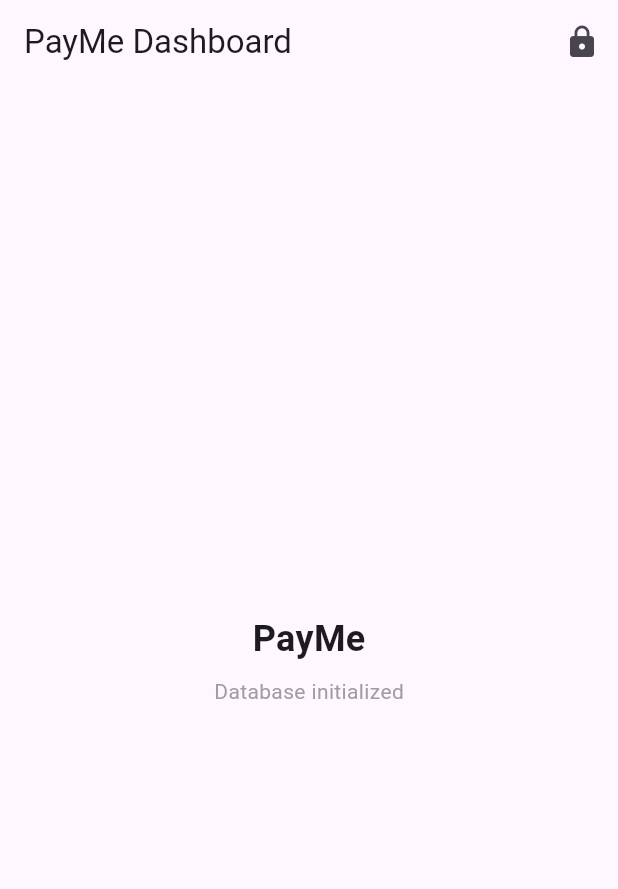
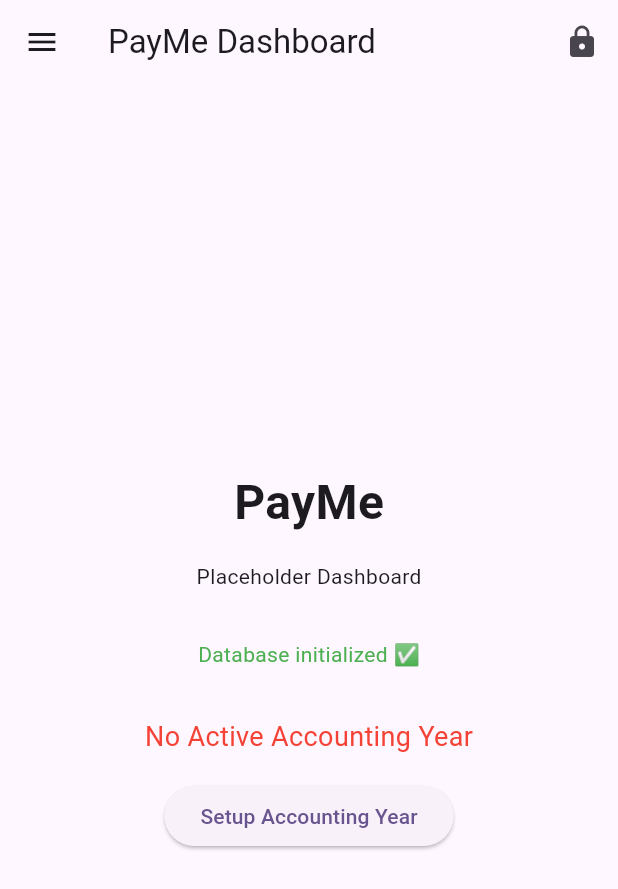
Before and after one commit to zBensadi/payme, a Flutter app: the PlaceholderHomeScreen screen opened by its route, on a phone screen of 412 x 824 dp. Shown: the top 889 px of the screen. Run offline on Flutter 3.47's test engine with Material 3 defaults, Android fonts, the phone set to English and light mode, and no system bars; our stand-ins replace flutter_riverpod, go_router, logger, sqflite, sqflite_common_ffi; missing offline and left inert: cryptography; accounts and stored records are empty; statements that could not run were skipped.

Commit message:
feat: implement Phase 3 Accounting Years

```diff
--- /dev/null
+++ b/lib/data/datasources/local/accounting_year_local_datasource.dart
@@ -0,0 +1,69 @@
+import 'package:sqflite/sqflite.dart';
+import '../../models/accounting_year_model.dart';
+
+class AccountingYearLocalDataSource {
+  final Database _db;
+
+  AccountingYearLocalDataSource(this._db);
+
+  Future<List<AccountingYearModel>> getAll() async {
+    final result = await _db.query('accounting_years', orderBy: 'name DESC');
+    return result.map((map) => AccountingYearModel.fromMap(map)).toList();
+  }
+
+  Future<AccountingYearModel?> getActive() async {
+    final result = await _db.query(
+      'accounting_years',
+      where: 'is_active = ?',
+      whereArgs: [1],
+      limit: 1,
+    );
+    if (result.isEmpty) return null;
+    return AccountingYearModel.fromMap(result.first);
+  }
+
+  Future<AccountingYearModel?> getById(String id) async {
+    final result = await _db.query(
+      'accounting_years',
+      where: 'id = ?',
+      whereArgs: [id],
+      limit: 1,
+    );
+    if (result.isEmpty) return null;
+    return AccountingYearModel.fromMap(result.first);
+  }
+
+  Future<void> create(AccountingYearModel year) async {
+    await _db.insert('accounting_years', year.toMap());
+  }
+
+  Future<void> rename(String id, String newName) async {
+    await _db.update(
+      'accounting_years',
+      {'name': newName, 'is_dirty': 1},
+      where: 'id = ?',
+      whereArgs: [id],
+    );
+  }
+
+  Future<void> setActive(String id) async {
+    await _db.transaction((txn) async {
+      // Ensure we switch active year transactionally
+      await txn.update('accounting_years', {'is_active': 0, 'is_dirty': 1});
+      await txn.update(
+        'accounting_years',
+        {'is_active': 1, 'is_dirty': 1},
+        where: 'id = ?',
+        whereArgs: [id],
+      );
+    });
+  }
+
+  Future<void> delete(String id) async {
+    await _db.delete(
+      'accounting_years',
+      where: 'id = ?',
+      whereArgs: [id],
+    );
+  }
+}
--- a/lib/presentation/features/dashboard/screens/placeholder_home_screen.dart
+++ b/lib/presentation/features/dashboard/screens/placeholder_home_screen.dart
@@ -1,15 +1,17 @@
 import 'package:flutter/material.dart';
 import 'package:flutter_riverpod/flutter_riverpod.dart';
+import 'package:go_router/go_router.dart';
 import '../../../../core/database/database_provider.dart';
 import '../../auth/controllers/auth_controller.dart';
+import '../../../providers/active_year_provider.dart';
 
 class PlaceholderHomeScreen extends ConsumerWidget {
   const PlaceholderHomeScreen({super.key});
 
   @override
   Widget build(BuildContext context, WidgetRef ref) {
-    // Ensuring the provider is watched
     final dbService = ref.watch(databaseProvider);
+    final activeYearAsync = ref.watch(activeYearProvider);
 
     return Scaffold(
       appBar: AppBar(
@@ -24,18 +26,64 @@ class PlaceholderHomeScreen extends ConsumerWidget {
           ),
         ],
       ),
+      drawer: Drawer(
+        child: ListView(
+          padding: EdgeInsets.zero,
+          children: [
+            const DrawerHeader(
+              decoration: BoxDecoration(color: Colors.blue),
+              child: Text('PayMe', style: TextStyle(color: Colors.white, fontSize: 24)),
+            ),
+            ListTile(
+              leading: const Icon(Icons.dashboard),
+              title: const Text('Dashboard'),
+              onTap: () => Navigator.pop(context),
+            ),
+            ListTile(
+              leading: const Icon(Icons.calendar_month),
+              title: const Text('Accounting Years'),
+              onTap: () {
+                Navigator.pop(context);
+                context.push('/accounting-years');
+              },
+            ),
+          ],
+        ),
+      ),
       body: Center(
         child: Column(
           mainAxisAlignment: MainAxisAlignment.center,
           children: [
-            const Text(
-              'PayMe',
-              style: TextStyle(fontSize: 24, fontWeight: FontWeight.bold),
-            ),
-            const SizedBox(height: 8),
-            Text(
-              dbService.db.isOpen ? 'Database initialized' : 'Database not ready',
-              style: const TextStyle(fontSize: 14, color: Colors.grey),
+            const Text('PayMe', style: TextStyle(fontSize: 32, fontWeight: FontWeight.bold)),
+            const SizedBox(height: 16),
+            const Text('Placeholder Dashboard'),
+            const SizedBox(height: 32),
+            if (dbService.db.isOpen)
+              const Text('Database initialized ✅', style: TextStyle(color: Colors.green))
+            else
+              const Text('Database not ready', style: TextStyle(color: Colors.orange)),
+            const SizedBox(height: 32),
+            activeYearAsync.when(
+              data: (year) {
+                if (year == null) {
+                  return Column(
+                    children: [
+                      const Text('No Active Accounting Year', style: TextStyle(color: Colors.red, fontSize: 18)),
+                      const SizedBox(height: 16),
+                      ElevatedButton(
+                        onPressed: () => context.push('/accounting-years'),
+                        child: const Text('Setup Accounting Year'),
+                      ),
+                    ],
+                  );
+                }
+                return Text(
+                  'Active Year: ${year.name}',
+                  style: const TextStyle(fontSize: 24, fontWeight: FontWeight.bold, color: Colors.blue),
+                );
+              },
+              loading: () => const CircularProgressIndicator(),
+              error: (e, s) => Text('Error: $e', style: const TextStyle(color: Colors.red)),
             ),
           ],
         ),
--- /dev/null
+++ b/lib/presentation/providers/active_year_provider.dart
@@ -0,0 +1,14 @@
+import 'package:flutter_riverpod/flutter_riverpod.dart';
+import '../../domain/entities/accounting_year.dart';
+import '../../core/error/result.dart';
+import 'repository_providers.dart';
+
+final activeYearProvider = FutureProvider<AccountingYear?>((ref) async {
+  final repo = ref.watch(accountingYearRepositoryProvider);
+  final result = await repo.getActive();
+
+  return switch (result) {
+    Success(value: final year) => year,
+    Failure() => null,
+  };
+});
--- a/lib/presentation/routing/app_router.dart
+++ b/lib/presentation/routing/app_router.dart
@@ -8,6 +8,7 @@ import '../features/auth/screens/setup_password_screen.dart';
 import '../features/auth/screens/recovery_key_display_screen.dart';
 import '../features/auth/screens/forgot_password_screen.dart';
 import '../features/auth/screens/fatal_auth_error_screen.dart';
+import '../features/accounting_years/screens/accounting_years_screen.dart';
 
 final appRouterProvider = Provider<GoRouter>((ref) {
   final authState = ref.watch(authControllerProvider);
@@ -85,6 +86,10 @@ final appRouterProvider = Provider<GoRouter>((ref) {
         path: '/',
         builder: (context, state) => const PlaceholderHomeScreen(),
       ),
+      GoRoute(
+        path: '/accounting-years',
+        builder: (context, state) => const AccountingYearsScreen(),
+      ),
     ],
   );
 });
```
Also changed, not shown: lib/core/utils/id_generator.dart (added, +22 -0 lines), lib/data/models/accounting_year_model.dart (added, +49 -0 lines), lib/data/repositories_impl/accounting_year_repository_impl.dart (added, +115 -0 lines), lib/domain/entities/accounting_year.dart (added, +51 -0 lines), lib/domain/repositories/accounting_year_repository.dart (added, +11 -0 lines), lib/presentation/features/accounting_years/controllers/accounting_year_controller.dart (added, +74 -0 lines), lib/presentation/features/accounting_years/screens/accounting_years_screen.dart (added, +94 -0 lines), lib/presentation/features/accounting_years/widgets/year_list_tile.dart (added, +135 -0 lines), lib/presentation/providers/repository_providers.dart (added, +15 -0 lines), 5 other files.
